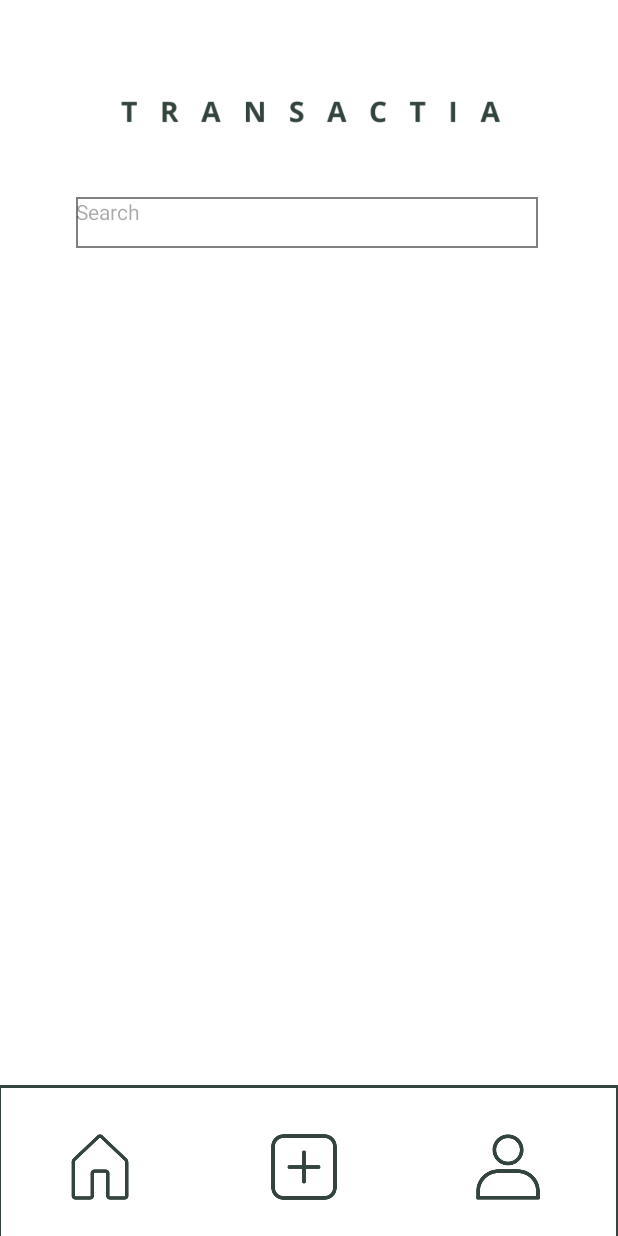
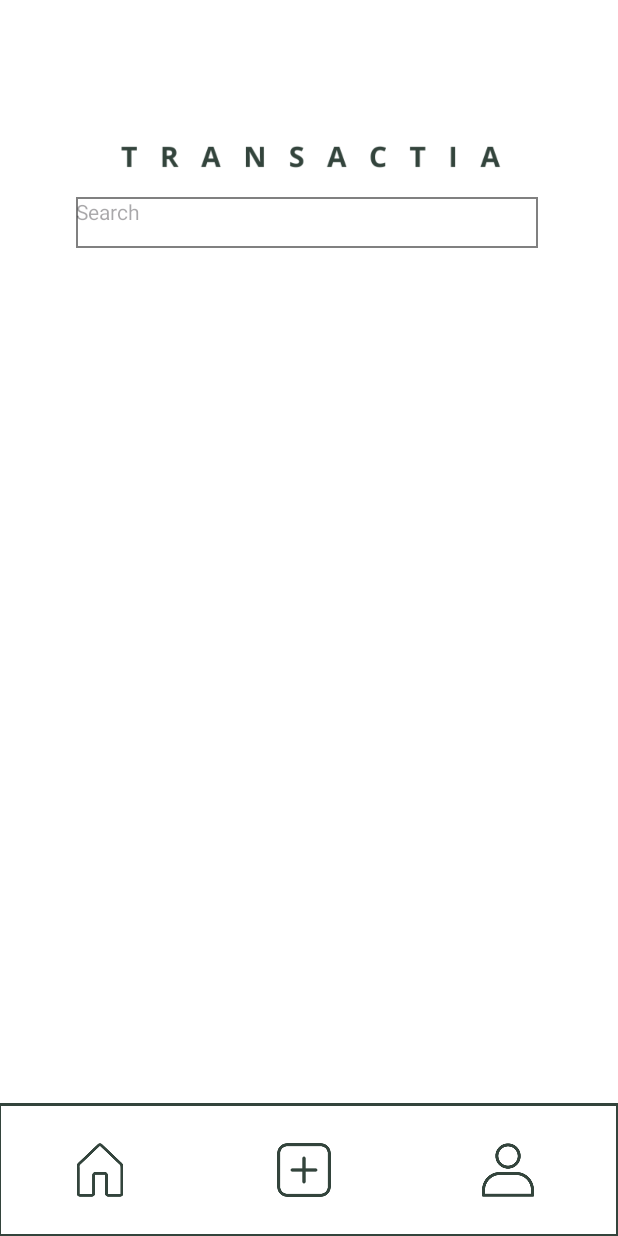
Before and after one commit to ArlynA47/Transactia, an Android app: the withpop screen opened directly, with no data from a screen before it, after a tap on "GET STARTED", on a phone screen of 412 x 824 dp. Run offline under Robolectric (Android 15) with nearby library versions, the phone set to English and light mode, and no system bars.

Commit message:
updated home

```diff
--- a/app/src/main/AndroidManifest.xml
+++ b/app/src/main/AndroidManifest.xml
@@ -12,6 +12,9 @@
         android:supportsRtl="true"
         android:theme="@style/Theme.Transactia"
         tools:targetApi="31">
+        <activity
+            android:name=".mainHome"
+            android:exported="false" />
         <activity
             android:name=".pfppick"
             android:exported="false" />
--- a/app/src/main/java/com/egls/transactia/MainActivity.java
+++ b/app/src/main/java/com/egls/transactia/MainActivity.java
@@ -97,7 +97,7 @@ public class MainActivity extends AppCompatActivity {
                                         @Override
                                         public void onSuccess(AuthResult authResult) {
                                             Toast.makeText(MainActivity.this, "Login Successful", Toast.LENGTH_SHORT).show();
-                                            startActivity(new Intent(MainActivity.this, Mainpage.class));
+                                            startActivity(new Intent(MainActivity.this, withpop.class));
                                         }
                                     }).addOnFailureListener(new OnFailureListener() {
                                         @Override
--- a/app/src/main/java/com/egls/transactia/withpop.java
+++ b/app/src/main/java/com/egls/transactia/withpop.java
@@ -1,16 +1,17 @@
 package com.egls.transactia;
 
-import android.animation.ObjectAnimator;
 import android.animation.Animator;
 import android.animation.AnimatorListenerAdapter;
+import android.animation.ObjectAnimator;
+import android.content.Intent;
 import android.graphics.Color;
 import android.os.Bundle;
 import android.view.View;
 import android.view.animation.AccelerateDecelerateInterpolator;
+import android.widget.ImageView;
 import android.widget.Button;
 import android.widget.LinearLayout;
 import android.widget.TextView;
-
 import androidx.appcompat.app.AppCompatActivity;
 import androidx.constraintlayout.widget.ConstraintLayout;
 
@@ -27,46 +28,38 @@ public class withpop extends AppCompatActivity {
         LinearLayout holder = findViewById(R.id.holder);
         TextView search = findViewById(R.id.search);
         Button startedButton = findViewById(R.id.started);
+        ImageView homeImageView = findViewById(R.id.homemain);
+
+        // Set up click listener for ImageView to navigate to mainHome activity
+        homeImageView.setOnClickListener(v -> {
+            Intent intent = new Intent(withpop.this, mainHome.class);
+            startActivity(intent);
+        });
 
         // Animate pop layout to move from the bottom to the center
         pop.post(() -> {
-            // Start position: pop is off-screen at the bottom
             pop.setTranslationY(page.getHeight());
-
-            // Calculate the Y-axis position for the center of page
             float centerY = (page.getHeight() - pop.getHeight()) / 11.0f;
-
-            // Create the ObjectAnimator for translation on Y-axis
             ObjectAnimator animator = ObjectAnimator.ofFloat(pop, "translationY", page.getHeight(), centerY);
-            animator.setDuration(2000); // Animation duration in milliseconds
+            animator.setDuration(2000);
             animator.setInterpolator(new AccelerateDecelerateInterpolator());
 
-            // Listener to change background colors once animation is complete
             animator.addListener(new AnimatorListenerAdapter() {
                 @Override
                 public void onAnimationEnd(Animator animation) {
-                    // Change the background color of the surrounding layout (page) and holder to gray
                     page.setBackgroundResource(R.drawable.bgpop);
                     holder.setBackgroundResource(R.drawable.graybot);
-                    search.setBackgroundResource(R.drawable.graysearch);
                     search.setBackgroundResource(R.drawable.searchpopp);
-
                 }
             });
 
-            // Start the animation
             animator.start();
         });
 
         // Set click listener on the "Get started" button
         startedButton.setOnClickListener(v -> {
-            // Remove the pop layout by setting it to GONE
             pop.setVisibility(View.GONE);
-
-            // Change the background color of page to white
             page.setBackgroundColor(Color.WHITE);
-
-            // Set the background of holder to the drawable resource bottombox
             holder.setBackgroundResource(R.drawable.bottombox);
             search.setBackgroundResource(R.drawable.searchtx);
         });
--- a/app/src/main/res/layout/activity_withpop.xml
+++ b/app/src/main/res/layout/activity_withpop.xml
@@ -17,46 +17,12 @@
         app:layout_constraintEnd_toEndOf="parent"
         app:layout_constraintStart_toStartOf="parent">
 
-        <LinearLayout
-            android:id="@+id/holder"
-            android:layout_width="414dp"
-            android:layout_height="109dp"
-            android:layout_marginTop="740dp"
-            android:layout_marginEnd="2dp"
-            android:background="@drawable/bottombox"
-            android:orientation="horizontal"
-            app:layout_constraintEnd_toEndOf="parent"
-            app:layout_constraintHorizontal_bias="0.0"
-            app:layout_constraintStart_toStartOf="parent"
-            app:layout_constraintTop_toTopOf="parent">
-
-            <ImageView
-                android:id="@+id/homemain"
-                android:layout_width="136dp"
-                android:layout_height="match_parent"
-                app:srcCompat="@drawable/home" />
-
-            <ImageView
-                android:id="@+id/add"
-                android:layout_width="136dp"
-                android:layout_height="match_parent"
-                app:srcCompat="@drawable/addg" />
-
-            <ImageView
-                android:id="@+id/prof"
-                android:layout_width="136dp"
-                android:layout_height="match_parent"
-                app:srcCompat="@drawable/profile"
-                tools:srcCompat="@drawable/profile" />
-
-        </LinearLayout>
-
         <ImageView
             android:id="@+id/titlemain"
             android:layout_width="414dp"
             android:layout_height="259dp"
             android:layout_marginStart="1dp"
-            android:layout_marginBottom="632dp"
+            android:layout_marginBottom="602dp"
             android:backgroundTint="@android:color/darker_gray"
             app:layout_constraintBottom_toBottomOf="parent"
             app:layout_constraintStart_toStartOf="parent"
@@ -139,5 +105,41 @@
 
         </LinearLayout>
 
+        <LinearLayout
+            android:id="@+id/holder"
+            android:layout_width="414dp"
+            android:layout_height="89dp"
+            android:layout_marginTop="752dp"
+            android:layout_marginEnd="2dp"
+            android:background="@drawable/bottombox"
+            android:orientation="horizontal"
+            app:layout_constraintEnd_toEndOf="parent"
+            app:layout_constraintHorizontal_bias="1.0"
+            app:layout_constraintStart_toStartOf="parent"
+            app:layout_constraintTop_toTopOf="parent">
+
+            <ImageView
+                android:id="@+id/homemain"
+                android:layout_width="136dp"
+                android:layout_height="match_parent"
+                android:clickable="true"
+                android:focusable="true"
+                app:srcCompat="@drawable/home" />
+
+            <ImageView
+                android:id="@+id/add"
+                android:layout_width="136dp"
+                android:layout_height="match_parent"
+                app:srcCompat="@drawable/addg" />
+
+            <ImageView
+                android:id="@+id/prof"
+                android:layout_width="136dp"
+                android:layout_height="match_parent"
+                app:srcCompat="@drawable/profile"
+                tools:srcCompat="@drawable/profile" />
+
+        </LinearLayout>
+
     </androidx.constraintlayout.widget.ConstraintLayout>
 </androidx.constraintlayout.widget.ConstraintLayout>
```
Also changed, not shown: app/src/main/java/com/egls/transactia/mainHome.java (added, +24 -0 lines), app/src/main/res/drawable/buttonhome.xml (added, +16 -0 lines), app/src/main/res/layout/activity_main_home.xml (added, +289 -0 lines), app/src/main/res/drawable/exchange.png (added), app/src/main/res/drawable/exchangee.png (added), app/src/main/res/drawable/ghome.png (added), app/src/main/res/drawable/next.png (added), app/src/main/res/drawable/notif.png (added).
